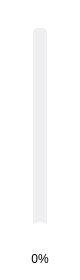
Above: client/volumetool.ui from amikellt911/music_app before the change. Below: the same form after it.
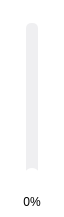
That is the form after the change.

```diff
--- a/client/volumetool.ui
+++ b/client/volumetool.ui
@@ -6,32 +6,80 @@
    <rect>
     <x>0</x>
     <y>0</y>
-    <width>80</width>
-    <height>280</height>
+    <width>64</width>
+    <height>219</height>
    </rect>
   </property>
+  <property name="sizePolicy">
+   <sizepolicy hsizetype="Fixed" vsizetype="Fixed">
+    <horstretch>0</horstretch>
+    <verstretch>0</verstretch>
+   </sizepolicy>
+  </property>
+  <property name="minimumSize">
+   <size>
+    <width>64</width>
+    <height>219</height>
+   </size>
+  </property>
+  <property name="maximumSize">
+   <size>
+    <width>64</width>
+    <height>219</height>
+   </size>
+  </property>
   <property name="windowTitle">
    <string>Form</string>
   </property>
   <property name="styleSheet">
    <string notr="true">background-color:transparent;</string>
   </property>
+  <layout class="QVBoxLayout" name="verticalLayout">
+   <property name="spacing">
+    <number>6</number>
+   </property>
+   <property name="sizeConstraint">
+    <enum>QLayout::SetFixedSize</enum>
+   </property>
+   <property name="leftMargin">
+    <number>8</number>
+   </property>
+   <property name="topMargin">
+    <number>8</number>
+   </property>
+   <property name="rightMargin">
+    <number>8</number>
+   </property>
+   <property name="bottomMargin">
+    <number>8</number>
+   </property>
+   <item>
   <widget class="QWidget" name="volumeWidget" native="true">
-   <property name="geometry">
-    <rect>
-     <x>8</x>
-     <y>8</y>
-     <width>64</width>
-     <height>240</height>
-    </rect>
+     <property name="sizePolicy">
+      <sizepolicy hsizetype="Fixed" vsizetype="Preferred">
+       <horstretch>0</horstretch>
+       <verstretch>0</verstretch>
+      </sizepolicy>
+     </property>
+     <property name="minimumSize">
+      <size>
+       <width>48</width>
+       <height>180</height>
+      </size>
+     </property>
+     <property name="maximumSize">
+      <size>
+       <width>48</width>
+       <height>180</height>
+      </size>
    </property>
    <widget class="QWidget" name="inSlider" native="true">
     <property name="geometry">
      <rect>
-      <x>25</x>
-      <y>20</y>
-      <width>14</width>
-      <height>204</height>
+        <x>18</x>
+        <y>15</y>
+        <width>12</width>
+        <height>153</height>
      </rect>
     </property>
     <property name="styleSheet">
@@ -62,17 +110,17 @@
    <widget class="QPushButton" name="sliderBtn">
     <property name="geometry">
      <rect>
-      <x>22</x>
-      <y>214</y>
-      <width>20</width>
-      <height>20</height>
+        <x>16</x>
+        <y>160</y>
+        <width>16</width>
+        <height>16</height>
      </rect>
     </property>
     <property name="styleSheet">
      <string notr="true">#sliderBtn
 {
 background-color:rgb(255, 255, 255);
- border-radius:10px;
+ border-radius:8px;
 
 }</string>
     </property>
@@ -81,14 +129,20 @@
     </property>
    </widget>
   </widget>
+   </item>
+   <item>
   <widget class="QLabel" name="volumeRatio">
-   <property name="geometry">
-    <rect>
-     <x>16</x>
-     <y>244</y>
+     <property name="minimumSize">
+      <size>
      <width>48</width>
-     <height>30</height>
-    </rect>
+       <height>15</height>
+      </size>
+     </property>
+     <property name="maximumSize">
+      <size>
+       <width>48</width>
+       <height>15</height>
+      </size>
    </property>
    <property name="text">
     <string>0%</string>
@@ -97,6 +151,8 @@
     <set>Qt::AlignCenter</set>
    </property>
   </widget>
+   </item>
+  </layout>
  </widget>
  <resources/>
  <connections/>
```
Left out of the diff: 6 changed lines with no effect on the pictures. Lines whose indentation alone changed are shown as unchanged.
